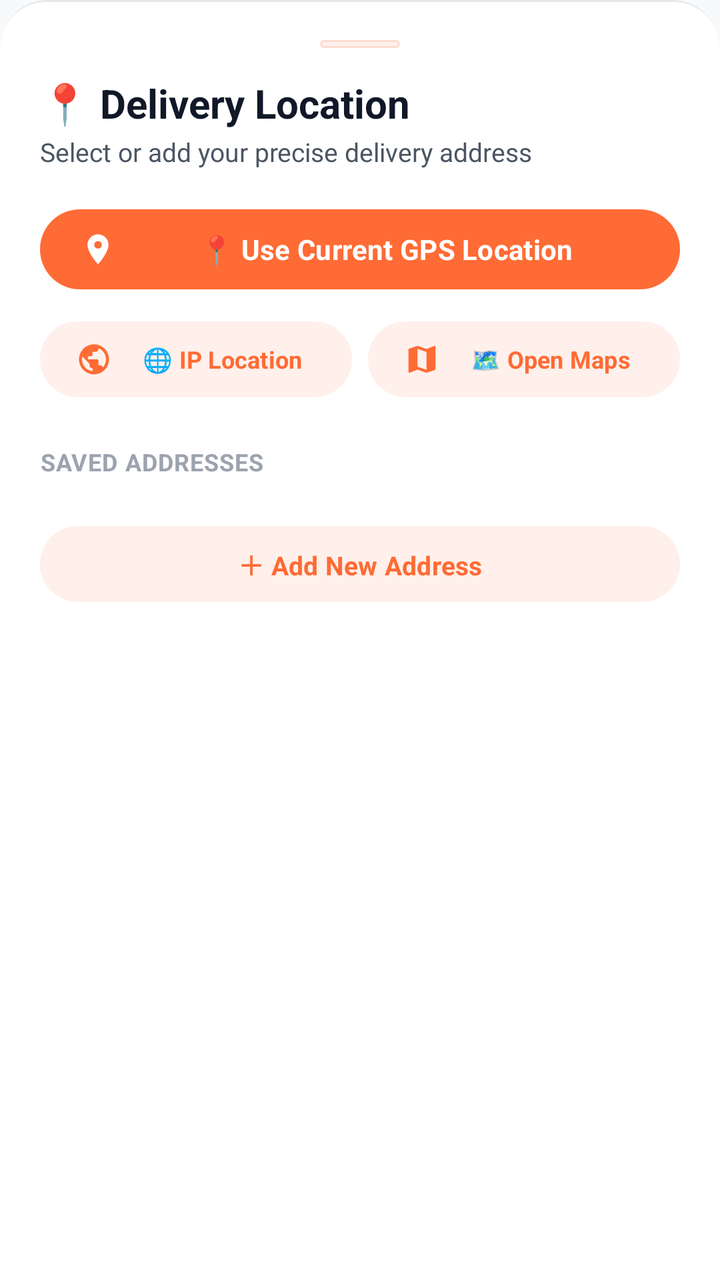
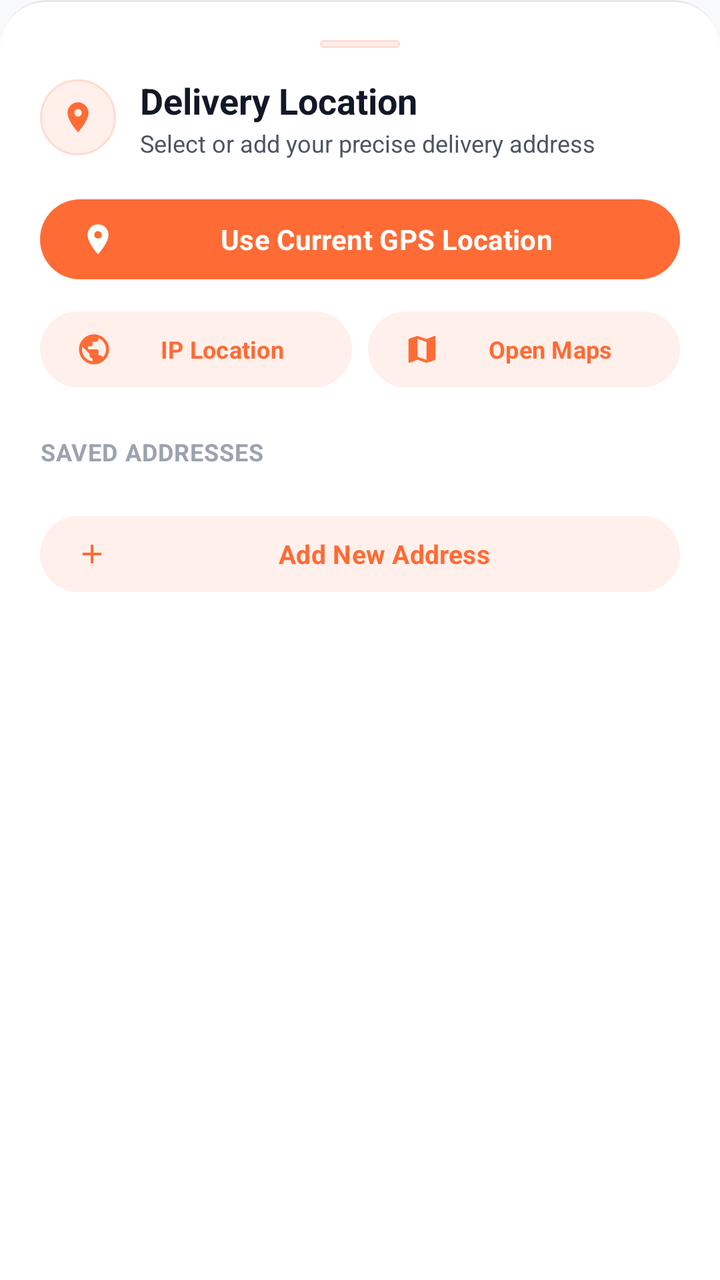

Two renders of the same Android screen: before a commit and after it. Below are the layout's source before the change and the commit's diff.
<!-- AndroidManifest.xml: application theme Theme.AKRHunger -->
<!-- res/layout/dialog_delivery_location.xml -->
<?xml version="1.0" encoding="utf-8"?>
<androidx.core.widget.NestedScrollView xmlns:android="http://schemas.android.com/apk/res/android"
    xmlns:app="http://schemas.android.com/apk/res-auto"
    android:layout_width="match_parent"
    android:layout_height="wrap_content"
    android:fillViewport="true">

    <LinearLayout
        android:layout_width="match_parent"
        android:layout_height="wrap_content"
        android:background="@drawable/bg_bottom_nav_ios"
        android:orientation="vertical"
        android:padding="20dp">

    
    <View
        android:layout_width="40dp"
        android:layout_height="4dp"
        android:layout_gravity="center_horizontal"
        android:layout_marginBottom="14dp"
        android:background="@drawable/bg_pill_soft" />

    
    <TextView
        android:layout_width="wrap_content"
        android:layout_height="wrap_content"
        android:text="📍 Delivery Location"
        android:textColor="@color/text_primary"
        android:textSize="20sp"
        android:textStyle="bold" />

    <TextView
        android:layout_width="wrap_content"
        android:layout_height="wrap_content"
        android:layout_marginTop="2dp"
        android:text="Select or add your precise delivery address"
        android:textColor="@color/text_secondary"
        android:textSize="13sp" />

    
    <LinearLayout
        android:layout_width="match_parent"
        android:layout_height="wrap_content"
        android:layout_marginTop="16dp"
        android:orientation="vertical">

        
        <com.google.android.material.button.MaterialButton
            android:id="@+id/btn_use_gps"
            style="@style/Widget.AKR.Button.Pill"
            android:layout_width="match_parent"
            android:layout_height="48dp"
            android:text="📍 Use Current GPS Location"
            android:textSize="14sp"
            app:backgroundTint="@color/primary"
            app:icon="@drawable/ic_location"
            app:iconTint="@color/on_primary" />

        
        <LinearLayout
            android:layout_width="match_parent"
            android:layout_height="wrap_content"
            android:layout_marginTop="8dp"
            android:orientation="horizontal">

            <com.google.android.material.button.MaterialButton
                android:id="@+id/btn_use_ip"
                style="@style/Widget.AKR.Button.PillSoft"
                android:layout_width="0dp"
                android:layout_height="46dp"
                android:layout_marginEnd="4dp"
                android:layout_weight="1"
                android:text="🌐 IP Location"
                android:textSize="12sp"
                app:icon="@drawable/ic_globe"
                app:iconTint="@color/primary" />

            <com.google.android.material.button.MaterialButton
                android:id="@+id/btn_open_maps"
                style="@style/Widget.AKR.Button.PillSoft"
                android:layout_width="0dp"
                android:layout_height="46dp"
                android:layout_marginStart="4dp"
                android:layout_weight="1"
                android:text="🗺️ Open Maps"
                android:textSize="12sp"
                app:icon="@drawable/ic_map"
                app:iconTint="@color/primary" />
        </LinearLayout>

        
        <ProgressBar
            android:id="@+id/location_detect_progress"
            style="?android:attr/progressBarStyleHorizontal"
            android:layout_width="match_parent"
            android:layout_height="4dp"
            android:layout_marginTop="8dp"
            android:indeterminate="true"
            android:indeterminateTint="@color/primary"
            android:visibility="gone" />
    </LinearLayout>

    
    <TextView
        android:layout_width="wrap_content"
        android:layout_height="wrap_content"
        android:layout_marginTop="20dp"
        android:letterSpacing="0.03"
        android:text="SAVED ADDRESSES"
        android:textColor="@color/text_hint"
        android:textSize="12sp"
        android:textStyle="bold" />

    <LinearLayout
        android:id="@+id/address_list"
        android:layout_width="match_parent"
        android:layout_height="wrap_content"
        android:layout_marginTop="8dp"
        android:orientation="vertical" />

    
    <com.google.android.material.button.MaterialButton
        android:id="@+id/btn_add_new"
        style="@style/Widget.AKR.Button.PillSoft"
        android:layout_width="match_parent"
        android:layout_height="46dp"
        android:layout_marginTop="12dp"
        android:text="＋ Add New Address"
        android:textSize="13sp" />

    
    <LinearLayout
        android:id="@+id/add_new_form"
        android:layout_width="match_parent"
        android:layout_height="wrap_content"
        android:layout_marginTop="12dp"
        android:orientation="vertical"
        android:visibility="gone">

        
        <RadioGroup
            android:id="@+id/rg_address_type"
            android:layout_width="match_parent"
            android:layout_height="wrap_content"
            android:orientation="horizontal">

            <RadioButton
                android:id="@+id/rb_home"
                android:layout_width="0dp"
                android:layout_height="wrap_content"
                android:layout_weight="1"
                android:checked="true"
                android:text="🏠 Home"
                android:textColor="@color/text_primary"
                android:textSize="13sp" />

            <RadioButton
                android:id="@+id/rb_work"
                android:layout_width="0dp"
                android:layout_height="wrap_content"
                android:layout_weight="1"
                android:text="💼 Work"
                android:textColor="@color/text_primary"
                android:textSize="13sp" />

            <RadioButton
                android:id="@+id/rb_other"
                android:layout_width="0dp"
                android:layout_height="wrap_content"
                android:layout_weight="1"
                android:text="📍 Other"
                android:textColor="@color/text_primary"
                android:textSize="13sp" />
        </RadioGroup>

        <com.google.android.material.textfield.TextInputLayout
            style="@style/Widget.AKR.TextInput"
            android:layout_width="match_parent"
            android:layout_height="wrap_content"
            android:layout_marginTop="12dp"
            android:hint="Street Address *"
            app:boxCornerRadiusBottomEnd="14dp"
            app:boxCornerRadiusBottomStart="14dp"
            app:boxCornerRadiusTopEnd="14dp"
            app:boxCornerRadiusTopStart="14dp">

            <com.google.android.material.textfield.TextInputEditText
                android:id="@+id/et_street"
                android:layout_width="match_parent"
                android:layout_height="wrap_content"
                android:inputType="textPostalAddress"
                android:textColor="@color/text_primary"
                android:textSize="14sp" />
        </com.google.android.material.textfield.TextInputLayout>

        <LinearLayout
            android:layout_width="match_parent"
            android:layout_height="wrap_content"
            android:layout_marginTop="8dp"
            android:orientation="horizontal">

            <com.google.android.material.textfield.TextInputLayout
                style="@style/Widget.AKR.TextInput"
                android:layout_width="0dp"
                android:layout_height="wrap_content"
                android:layout_weight="1"
                android:hint="Pincode *"
                app:boxCornerRadiusBottomEnd="14dp"
                app:boxCornerRadiusBottomStart="14dp"
                app:boxCornerRadiusTopEnd="14dp"
                app:boxCornerRadiusTopStart="14dp">

                <com.google.android.material.textfield.TextInputEditText
                    android:id="@+id/et_pincode"
                    android:layout_width="match_parent"
                    android:layout_height="wrap_content"
                    android:inputType="number"
                    android:maxLength="6"
                    android:textColor="@color/text_primary"
                    android:textSize="14sp" />
            </com.google.android.material.textfield.TextInputLayout>

            <com.google.android.material.textfield.TextInputLayout
                style="@style/Widget.AKR.TextInput"
                android:layout_width="0dp"
                android:layout_height="wrap_content"
                android:layout_marginStart="8dp"
                android:layout_weight="1"
                android:hint="City *"
                app:boxCornerRadiusBottomEnd="14dp"
                app:boxCornerRadiusBottomStart="14dp"
                app:boxCornerRadiusTopEnd="14dp"
                app:boxCornerRadiusTopStart="14dp">

                <com.google.android.material.textfield.TextInputEditText
                    android:id="@+id/et_city"
                    android:layout_width="match_parent"
                    android:layout_height="wrap_content"
                    android:inputType="text"
                    android:textColor="@color/text_primary"
                    android:textSize="14sp" />
            </com.google.android.material.textfield.TextInputLayout>
        </LinearLayout>

        <LinearLayout
            android:layout_width="match_parent"
            android:layout_height="wrap_content"
            android:layout_marginTop="8dp"
            android:orientation="horizontal">

            <com.google.android.material.textfield.TextInputLayout
                style="@style/Widget.AKR.TextInput"
                android:layout_width="0dp"
                android:layout_height="wrap_content"
                android:layout_weight="1"
                android:hint="State"
                app:boxCornerRadiusBottomEnd="14dp"
                app:boxCornerRadiusBottomStart="14dp"
                app:boxCornerRadiusTopEnd="14dp"
                app:boxCornerRadiusTopStart="14dp">

                <com.google.android.material.textfield.TextInputEditText
                    android:id="@+id/et_state"
                    android:layout_width="match_parent"
                    android:layout_height="wrap_content"
                    android:inputType="text"
                    android:textColor="@color/text_primary"
                    android:textSize="14sp" />
            </com.google.android.material.textfield.TextInputLayout>

            <com.google.android.material.textfield.TextInputLayout
                style="@style/Widget.AKR.TextInput"
                android:layout_width="0dp"
                android:layout_height="wrap_content"
                android:layout_marginStart="8dp"
                android:layout_weight="1"
                android:hint="Landmark"
                app:boxCornerRadiusBottomEnd="14dp"
                app:boxCornerRadiusBottomStart="14dp"
                app:boxCornerRadiusTopEnd="14dp"
                app:boxCornerRadiusTopStart="14dp">

                <com.google.android.material.textfield.TextInputEditText
                    android:id="@+id/et_landmark"
                    android:layout_width="match_parent"
                    android:layout_height="wrap_content"
                    android:inputType="text"
                    android:textColor="@color/text_primary"
                    android:textSize="14sp" />
            </com.google.android.material.textfield.TextInputLayout>
        </LinearLayout>

        <com.google.android.material.button.MaterialButton
            android:id="@+id/btn_save_address"
            style="@style/Widget.AKR.Button.Pill"
            android:layout_width="match_parent"
            android:layout_height="48dp"
            android:layout_marginTop="16dp"
            android:text="Save Address"
            android:textSize="14sp"
            app:backgroundTint="@color/primary" />
    </LinearLayout>
    </LinearLayout>
</androidx.core.widget.NestedScrollView>
<!-- resources referenced by this layout -->
<resources>
  <color name="on_primary">#FFFFFF</color>
  <color name="primary">#FF6B35</color>
  <color name="text_hint">#9CA3AF</color>
  <color name="text_primary">#111827</color>
  <color name="text_secondary">#4B5563</color>
  <!-- drawable bg_pill_soft (drawable) -->
  <?xml version="1.0" encoding="utf-8"?>
  <ripple xmlns:android="http://schemas.android.com/apk/res/android"
      android:color="@color/primary_15">
      <item>
          <shape android:shape="rectangle">
              <corners android:radius="999dp" />
              <solid android:color="@color/primary_tint" />
              <stroke android:width="1dp" android:color="@color/primary_tint_border" />
          </shape>
      </item>
  </ripple>
  <!-- drawable ic_location (drawable) -->
  <vector xmlns:android="http://schemas.android.com/apk/res/android"
      android:width="24dp"
      android:height="24dp"
      android:viewportWidth="24"
      android:viewportHeight="24">
      <path
          android:fillColor="@color/text_primary"
          android:pathData="M12,2C8.13,2 5,5.13 5,9c0,5.25 7,13 7,13s7,-7.75 7,-13c0,-3.87 -3.13,-7 -7,-7zM12,11.5c-1.38,0 -2.5,-1.12 -2.5,-2.5s1.12,-2.5 2.5,-2.5 2.5,1.12 2.5,2.5 -1.12,2.5 -2.5,2.5z"/>
  </vector>
  <style name="Widget.AKR.TextInput" parent="Widget.Material3.TextInputLayout.OutlinedBox">
          <item name="boxCornerRadiusTopStart">18dp</item>
          <item name="boxCornerRadiusTopEnd">18dp</item>
          <item name="boxCornerRadiusBottomStart">18dp</item>
          <item name="boxCornerRadiusBottomEnd">18dp</item>
          <item name="boxStrokeColor">@color/primary</item>
          <item name="hintTextColor">@color/primary</item>
      </style>
  <color name="divider_hairline">#E5E7EB</color>
  <color name="surface">#FFFFFF</color>
  <color name="primary_15">#26FF6B35</color>
  <color name="primary_tint">#FFF0EB</color>
  <color name="primary_tint_border">#FFDCD0</color>
  <color name="primary_dark">#E55A25</color>
  <color name="secondary">#F59E0B</color>
  <color name="on_secondary">#111827</color>
  <color name="background">#F8F9FA</color>
  <color name="on_surface">#111827</color>
  <style name="ThemeOverlay.AKR.MaterialAlertDialog" parent="ThemeOverlay.Material3.MaterialAlertDialog">
          <item name="shapeAppearance">@style/ShapeAppearance.AKR.Dialog</item>
          <item name="shapeAppearanceOverlay">@style/ShapeAppearance.AKR.Dialog</item>
          <item name="colorSurface">@color/surface</item>
          <item name="android:backgroundDimAmount">0.5</item>
      </style>
  <style name="ThemeOverlay.AKR.BottomSheetDialog" parent="ThemeOverlay.Material3.BottomSheetDialog">
          <item name="bottomSheetStyle">@style/Widget.AKR.BottomSheet</item>
      </style>
  <style name="ShapeAppearance.AKR.Dialog" parent="">
          <item name="cornerFamily">rounded</item>
          <item name="cornerSize">24dp</item>
      </style>
  <style name="Widget.AKR.BottomSheet" parent="Widget.Material3.BottomSheet">
          <item name="shapeAppearanceOverlay">@style/ShapeAppearance.AKR.BottomSheet</item>
          <item name="backgroundTint">@color/surface</item>
      </style>
  <style name="ShapeAppearance.AKR.BottomSheet" parent="">
          <item name="cornerFamily">rounded</item>
          <item name="cornerSizeTopLeft">28dp</item>
          <item name="cornerSizeTopRight">28dp</item>
      </style>
  <!-- unchanged entries left out for length: 6 -->
</resources>

<!-- the commit's change to res/layout/dialog_delivery_location.xml (unified diff, before → after) -->
@@ -21,21 +21,49 @@
         android:background="@drawable/bg_pill_soft" />
 
     
-    <TextView
-        android:layout_width="wrap_content"
-        android:layout_height="wrap_content"
-        android:text="📍 Delivery Location"
-        android:textColor="@color/text_primary"
-        android:textSize="20sp"
-        android:textStyle="bold" />
-
-    <TextView
-        android:layout_width="wrap_content"
-        android:layout_height="wrap_content"
-        android:layout_marginTop="2dp"
-        android:text="Select or add your precise delivery address"
-        android:textColor="@color/text_secondary"
-        android:textSize="13sp" />
+    <LinearLayout
+        android:layout_width="match_parent"
+        android:layout_height="wrap_content"
+        android:gravity="center_vertical"
+        android:orientation="horizontal">
+
+        <FrameLayout
+            android:layout_width="38dp"
+            android:layout_height="38dp"
+            android:background="@drawable/bg_icon_circle_soft">
+
+            <ImageView
+                android:layout_width="18dp"
+                android:layout_height="18dp"
+                android:layout_gravity="center"
+                android:src="@drawable/ic_location"
+                app:tint="@color/primary" />
+        </FrameLayout>
+
+        <LinearLayout
+            android:layout_width="0dp"
+            android:layout_height="wrap_content"
+            android:layout_marginStart="12dp"
+            android:layout_weight="1"
+            android:orientation="vertical">
+
+            <TextView
+                android:layout_width="wrap_content"
+                android:layout_height="wrap_content"
+                android:text="Delivery Location"
+                android:textColor="@color/text_primary"
+                android:textSize="18sp"
+                android:textStyle="bold" />
+
+            <TextView
+                android:layout_width="wrap_content"
+                android:layout_height="wrap_content"
+                android:layout_marginTop="1dp"
+                android:text="Select or add your precise delivery address"
+                android:textColor="@color/text_secondary"
+                android:textSize="12sp" />
+        </LinearLayout>
+    </LinearLayout>
 
     
     <LinearLayout
@@ -50,7 +78,7 @@
             style="@style/Widget.AKR.Button.Pill"
             android:layout_width="match_parent"
             android:layout_height="48dp"
-            android:text="📍 Use Current GPS Location"
+            android:text="Use Current GPS Location"
             android:textSize="14sp"
             app:backgroundTint="@color/primary"
             app:icon="@drawable/ic_location"
@@ -70,7 +98,7 @@
                 android:layout_height="46dp"
                 android:layout_marginEnd="4dp"
                 android:layout_weight="1"
-                android:text="🌐 IP Location"
+                android:text="IP Location"
                 android:textSize="12sp"
                 app:icon="@drawable/ic_globe"
                 app:iconTint="@color/primary" />
@@ -82,7 +110,7 @@
                 android:layout_height="46dp"
                 android:layout_marginStart="4dp"
                 android:layout_weight="1"
-                android:text="🗺️ Open Maps"
+                android:text="Open Maps"
                 android:textSize="12sp"
                 app:icon="@drawable/ic_map"
                 app:iconTint="@color/primary" />
@@ -125,8 +153,11 @@
         android:layout_width="match_parent"
         android:layout_height="46dp"
         android:layout_marginTop="12dp"
-        android:text="＋ Add New Address"
-        android:textSize="13sp" />
+        android:text="Add New Address"
+        android:textSize="13sp"
+        app:icon="@drawable/ic_add"
+        app:iconSize="16dp"
+        app:iconTint="@color/primary" />
 
     
     <LinearLayout
@@ -150,7 +181,7 @@
                 android:layout_height="wrap_content"
                 android:layout_weight="1"
                 android:checked="true"
-                android:text="🏠 Home"
+                android:text="Home"
                 android:textColor="@color/text_primary"
                 android:textSize="13sp" />
 
@@ -159,7 +190,7 @@
                 android:layout_width="0dp"
                 android:layout_height="wrap_content"
                 android:layout_weight="1"
-                android:text="💼 Work"
+                android:text="Work"
                 android:textColor="@color/text_primary"
                 android:textSize="13sp" />
 
@@ -168,7 +199,7 @@
                 android:layout_width="0dp"
                 android:layout_height="wrap_content"
                 android:layout_weight="1"
-                android:text="📍 Other"
+                android:text="Other"
                 android:textColor="@color/text_primary"
                 android:textSize="13sp" />
         </RadioGroup>
<!-- resource entries referenced after the edit -->
@@ -5,6 +5,13 @@
   <color name="text_hint">#9CA3AF</color>
   <color name="text_primary">#111827</color>
   <color name="text_secondary">#4B5563</color>
+  <!-- drawable bg_icon_circle_soft (drawable) -->
+  <?xml version="1.0" encoding="utf-8"?>
+  <shape xmlns:android="http://schemas.android.com/apk/res/android"
+      android:shape="oval">
+      <solid android:color="@color/primary_tint" />
+      <stroke android:width="1dp" android:color="@color/primary_tint_border" />
+  </shape>
   <!-- drawable bg_pill_soft (drawable) -->
   <?xml version="1.0" encoding="utf-8"?>
   <ripple xmlns:android="http://schemas.android.com/apk/res/android"
@@ -17,6 +24,16 @@
           </shape>
       </item>
   </ripple>
+  <!-- drawable ic_add (drawable) -->
+  <vector xmlns:android="http://schemas.android.com/apk/res/android"
+      android:width="24dp"
+      android:height="24dp"
+      android:viewportWidth="24"
+      android:viewportHeight="24">
+      <path
+          android:fillColor="#FF000000"
+          android:pathData="M19,13h-6v6h-2v-6H5v-2h6V5h2v6h6v2z"/>
+  </vector>
   <!-- drawable ic_location (drawable) -->
   <vector xmlns:android="http://schemas.android.com/apk/res/android"
       android:width="24dp"
